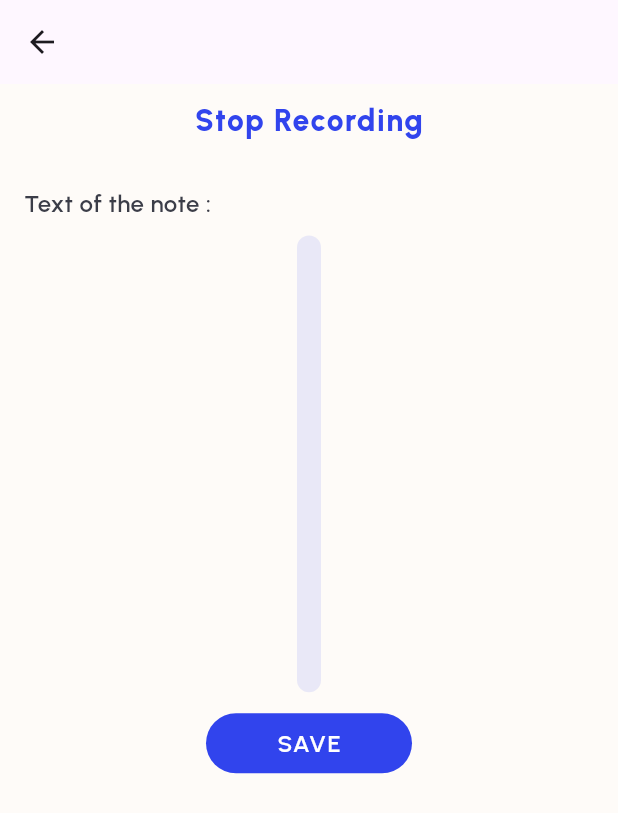
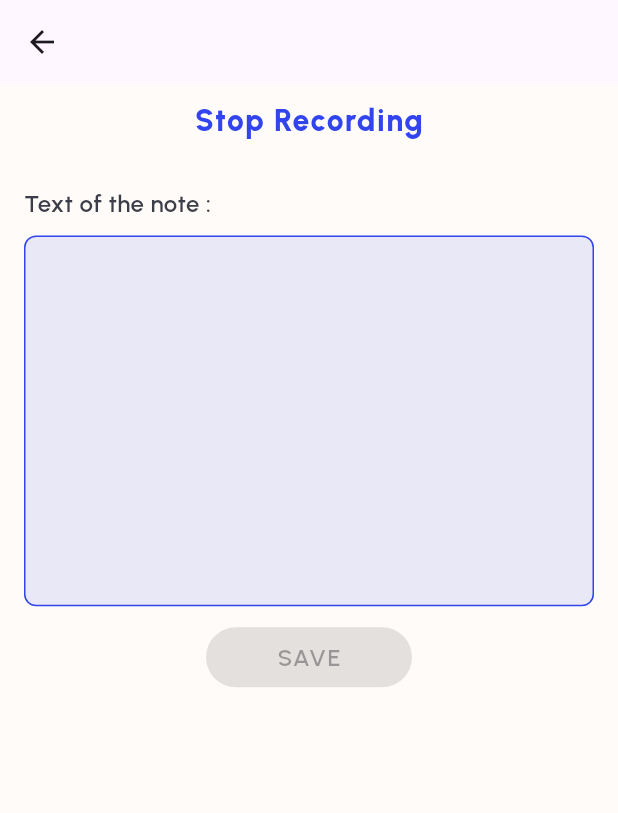
Before and after one commit to AbdelhakRazi/HearU, a Flutter app: the Recording screen opened directly, after a tap on "Start Recording", on a phone screen of 412 x 824 dp. Shown: the top 813 px of the screen. Run offline on Flutter 3.47's test engine with Material 3 defaults, Android fonts, the phone set to English and light mode, and no system bars; our stand-ins replace bloc, convert, equatable, flutter_bloc, flutter_secure_storage, flutter_slidable and 6 more; missing offline and left inert: aws_common, aws_signature_v4, flutter_sound, http2; accounts and stored records are empty; statements that could not run were skipped.

Commit message:
cleaned code

```diff
--- a/lib/views/recording/recording.dart
+++ b/lib/views/recording/recording.dart
@@ -14,13 +14,11 @@ class Recording extends StatefulWidget {
 
 class _RecordingState extends State<Recording> {
   final FlutterSoundRecorder _recorder = FlutterSoundRecorder();
-  final List<double> _waveformAmplitudes = [];
   StreamController<Uint8List>? _audioStreamController;
   StreamController<String>? _textStreamController; // For transcribed words
   bool _isRecording = false;
 
   String _transcribedText = ""; // Single string for the text widget
-  late StreamSubscription<String> _transcriptionSubscription;
 
   @override
   void initState() {
@@ -31,49 +29,22 @@ class _RecordingState extends State<Recording> {
   Future<void> _initializeRecorder() async {
     await _recorder.openRecorder();
     await _recorder.setSubscriptionDuration(const Duration(milliseconds: 50));
-    // _recorder.logger.close();
   }
 
   void _startRecording() async {
     setState(() => _isRecording = true);
-
-    // Create a StreamController for audio data
-    // Initialize StreamControllers
     _audioStreamController = StreamController<Uint8List>();
     _textStreamController = StreamController<String>();
-
-    // Start transcription
     TranscribeService transcribe = TranscribeService();
     transcribe.startTranscription(
       _audioStreamController!.stream,
       _textStreamController!,
     );
-    // Listen to the text stream and update the single Text widget
-    _transcriptionSubscription = _textStreamController!.stream.listen((word) {
+    _textStreamController!.stream.listen((word) {
       setState(() {
-        _transcribedText += "$word "; // Append each new word to the string
+        _transcribedText += "$word ";
       });
     });
-    /*_audioStreamController!.stream.listen((data) {
-      // Convert PCM data from Uint8List to Int16List
-      final pcmData = data.buffer.asInt16List();
-
-      // Calculate the maximum amplitude
-      final maxAmplitude = pcmData.isNotEmpty
-          ? pcmData
-              .map((e) => e.abs())
-              .reduce((a, b) => a > b ? a : b)
-              .toDouble()
-          : 0.0;
-
-      setState(() {
-        _waveformAmplitudes.add(maxAmplitude / 32767.0); // Normalize
-        if (_waveformAmplitudes.length > 100) {
-          _waveformAmplitudes.removeAt(0); // Manage waveform length
-        }
-      });
-    });*/
-
     await _recorder.startRecorder(
       codec: Codec.pcm16,
       numChannels: 1, // Mono audio
@@ -92,6 +63,7 @@ class _RecordingState extends State<Recording> {
   void dispose() {
     _recorder.closeRecorder();
     _audioStreamController?.close();
+    _textStreamController?.close();
     super.dispose();
   }
 
@@ -125,13 +97,14 @@ class _RecordingState extends State<Recording> {
             const SizedBox(
               height: 10,
             ),
-            Expanded(
-              child: Container(
+            Container(
+              width: MediaQuery.of(context).size.width,
+              height: MediaQuery.of(context).size.height * 0.3,
               padding: const EdgeInsets.all(8.0),
               decoration: BoxDecoration(
                   color: AppColors.blueMain.withOpacity(0.1),
                   borderRadius: BorderRadius.circular(8.0),
-                ),
+                  border: Border.all(color: AppColors.blueMain)),
               child: SingleChildScrollView(
                 child: Text(
                   _transcribedText, // Display concatenated text
@@ -142,26 +115,23 @@ class _RecordingState extends State<Recording> {
                 ),
               ),
             ),
-            ),
             const SizedBox(
               height: 10,
             ),
             SizedBox(
               width: MediaQuery.of(context).size.width / 3,
               child: ElevatedButton(
-                  onPressed: () {},
+                onPressed: _transcribedText != ""
+                    ? () async {
+                        await _showNameNoteDialog(context);
+                      }
+                    : null, // Disable button if _transcribedText is empty
                 style: ElevatedButton.styleFrom(
-                      backgroundColor: _isRecording
+                  backgroundColor: _transcribedText != ""
                       ? AppColors.blueMain
-                          : AppColors.dark.withOpacity(0.4)),
-                  child: const Text("SAVE")),
+                      : AppColors.dark.withOpacity(0.4),
                 ),
-            Expanded(
-              child: Center(
-                child: CustomPaint(
-                  size: const Size(double.infinity, 100),
-                  painter: WaveformPainter(_waveformAmplitudes),
-                ),
+                child: const Text("SAVE"),
               ),
             ),
           ],
@@ -169,36 +139,58 @@ class _RecordingState extends State<Recording> {
       ),
     );
   }
+
+  Future<void> _showNameNoteDialog(BuildContext context) async {
+    String noteName = ""; // Temporary variable to store the note name
+    final TextEditingController nameController = TextEditingController();
+
+    await showDialog(
+      context: context,
+      builder: (BuildContext context) {
+        return AlertDialog(
+          title: const Text("How would you like to name the note?"),
+          content: TextField(
+            controller: nameController,
+            decoration: const InputDecoration(
+              hintText: "Enter note name",
+              border: OutlineInputBorder(),
+            ),
+            onChanged: (value) {
+              noteName = value; // Update note name as user types
+            },
+          ),
+          actions: [
+            TextButton(
+              onPressed: () {
+                Navigator.of(context).pop(); // Close the dialog
+              },
+              child: const Text("Cancel"),
+            ),
+            ElevatedButton(
+              onPressed: () {
+                if (noteName.trim().isEmpty) {
+                  // Show an error if name is empty
+                  ScaffoldMessenger.of(context).showSnackBar(
+                    const SnackBar(
+                      content: Text("Note name cannot be empty!"),
+                    ),
+                  );
+                  return;
+                }
+                // Save the note with the provided name
+                _saveNote(noteName);
+                Navigator.of(context).pop(); // Close the dialog
+              },
+              child: const Text("Save"),
+            ),
+          ],
+        );
+      },
+    );
   }
 
-class WaveformPainter extends CustomPainter {
-  final List<double> amplitudes;
-
-  WaveformPainter(this.amplitudes);
-
-  @override
-  void paint(Canvas canvas, Size size) {
-    final paint = Paint()
-      ..color = Colors.blue
-      ..strokeWidth = 2
-      ..style = PaintingStyle.stroke;
-
-    final path = Path();
-    final waveHeight = size.height / 2;
-
-    for (int i = 0; i < amplitudes.length; i++) {
-      final x = i * (size.width / amplitudes.length);
-      final y = waveHeight - amplitudes[i] * waveHeight;
-      if (i == 0) {
-        path.moveTo(x, y);
-      } else {
-        path.lineTo(x, y);
+  void _saveNote(String noteName) {
+    // Implement your save logic here, e.g., saving to a database
+    print("Note saved with name: $noteName");
   }
 }
-
-    canvas.drawPath(path, paint);
-  }
-
-  @override
-  bool shouldRepaint(covariant CustomPainter oldDelegate) => true;
-}
```
Lines whose indentation alone changed are shown as unchanged.
